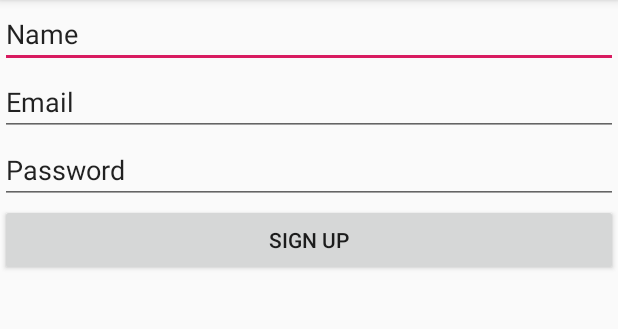
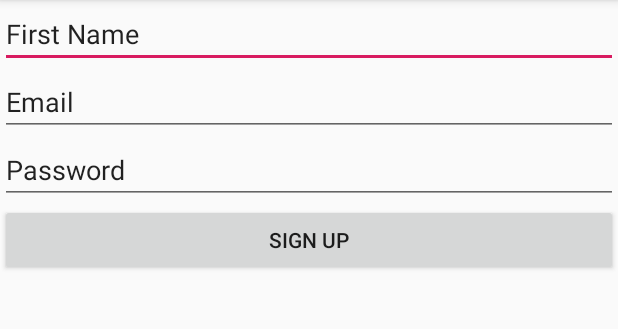
Before and after one commit to Tsovinar98/FitConnect, an Android app: the SignupActivity screen opened directly, with no data from a screen before it, on a phone screen of 412 x 824 dp, the part 84-413 px from its top. Run offline under Robolectric (Android 15) with nearby library versions, the phone set to English and light mode, and no system bars; our stand-ins replace Firebase (no records; nobody signed in at launch, a user with empty details on screens opened directly).

Commit message:
changed displayName to firstName

```diff
--- a/app/src/main/java/com/example/fitconnect/SignupActivity.java
+++ b/app/src/main/java/com/example/fitconnect/SignupActivity.java
@@ -31,7 +31,7 @@ public class SignupActivity extends AppCompatActivity {
         button_signup = findViewById(R.id.button_su_signup);
         editText_email = findViewById(R.id.editText_su_email);
         editText_password = findViewById(R.id.editText_su_password);
-        editText_name = findViewById(R.id.editText_su_displayName);
+        editText_name = findViewById(R.id.editText_su_firstName);
         button_signup.setOnClickListener(new View.OnClickListener(){
             public void onClick(View v){
                 signUp();
--- a/app/src/main/res/layout/activity_signup.xml
+++ b/app/src/main/res/layout/activity_signup.xml
@@ -12,12 +12,13 @@
         android:orientation="vertical">
 
         <EditText
-            android:id="@+id/editText_su_displayName"
+            android:id="@+id/editText_su_firstName"
             android:layout_width="match_parent"
             android:layout_height="wrap_content"
             android:ems="10"
+            android:hint="First Name"
             android:inputType="textPersonName"
-            android:text="Name" />
+            android:text="First Name" />
 
         <EditText
             android:id="@+id/editText_su_email"
```
